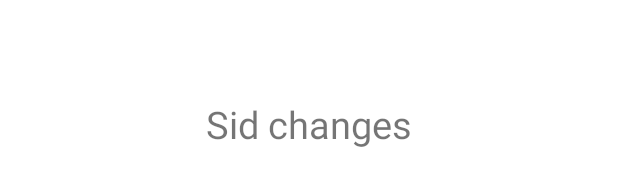
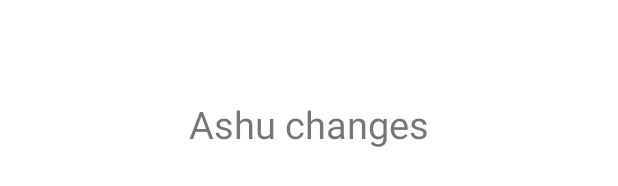
Before and after one commit to Ashutosh-Choudhary2920/PrepShala, an Android app: the layout activity_to_do.xml on its own in the app's theme, with its tools: preview values and no code run, on a phone screen of 412 x 824 dp. Shown: the part 494-680 px from the top of the screen. Run offline under Robolectric (Android 15) with nearby library versions, the phone set to English and light mode, and no system bars; Roboto replaces fonts that are not available here.

Commit message:
Checking ashu

```diff
--- a/app/src/main/res/layout/activity_to_do.xml
+++ b/app/src/main/res/layout/activity_to_do.xml
@@ -10,7 +10,7 @@
         android:id="@+id/textView6"
         android:layout_width="wrap_content"
         android:layout_height="wrap_content"
-        android:text="Sid changes"
+        android:text="Ashu changes"
         android:textSize="25sp"
         app:layout_constraintBottom_toBottomOf="parent"
         app:layout_constraintEnd_toEndOf="parent"
```
